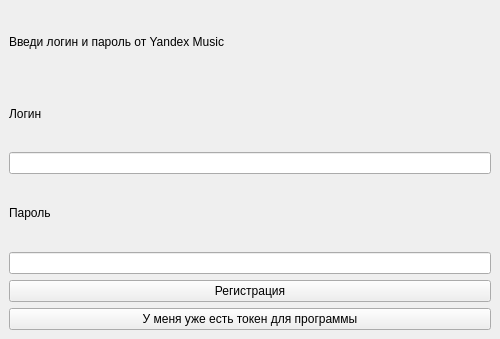
Old version of the form Ui/Authorize.ui in the repository KirMozor/Yamux.
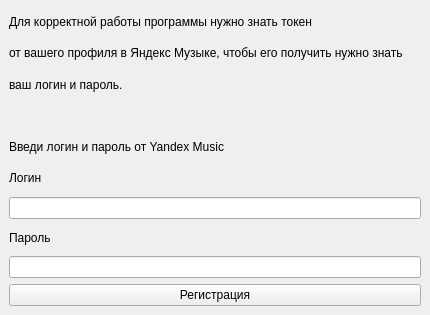
New version of the form. Icons and pictures are not drawn.

Commit message: Добавил GUI для авторизации

The edit to the form file:
```diff
--- a/Ui/Authorize.ui
+++ b/Ui/Authorize.ui
@@ -6,8 +6,8 @@
    <rect>
     <x>0</x>
     <y>0</y>
-    <width>500</width>
-    <height>339</height>
+    <width>430</width>
+    <height>315</height>
    </rect>
   </property>
   <property name="windowTitle">
@@ -19,6 +19,34 @@
   </property>
   <widget class="QWidget" name="centralwidget">
    <layout class="QVBoxLayout" name="verticalLayout">
+    <item>
+     <widget class="QLabel" name="label">
+      <property name="text">
+       <string>Для корректной работы программы нужно знать токен</string>
+      </property>
+     </widget>
+    </item>
+    <item>
+     <widget class="QLabel" name="label_2">
+      <property name="text">
+       <string>от вашего профиля в Яндекс Музыке, чтобы его получить нужно знать</string>
+      </property>
+     </widget>
+    </item>
+    <item>
+     <widget class="QLabel" name="label_4">
+      <property name="text">
+       <string>ваш логин и пароль.</string>
+      </property>
+     </widget>
+    </item>
+    <item>
+     <widget class="QLabel" name="label_5">
+      <property name="text">
+       <string/>
+      </property>
+     </widget>
+    </item>
     <item>
      <widget class="QLabel" name="description">
       <property name="layoutDirection">
@@ -59,13 +87,6 @@
       </property>
      </widget>
     </item>
-    <item>
-     <widget class="QPushButton" name="setToken">
-      <property name="text">
-       <string>У меня уже есть токен для программы</string>
-      </property>
-     </widget>
-    </item>
    </layout>
   </widget>
  </widget>
```
Left out of the diff: 10 changed lines with no effect on the pictures. The commit also changes 3 other files.
